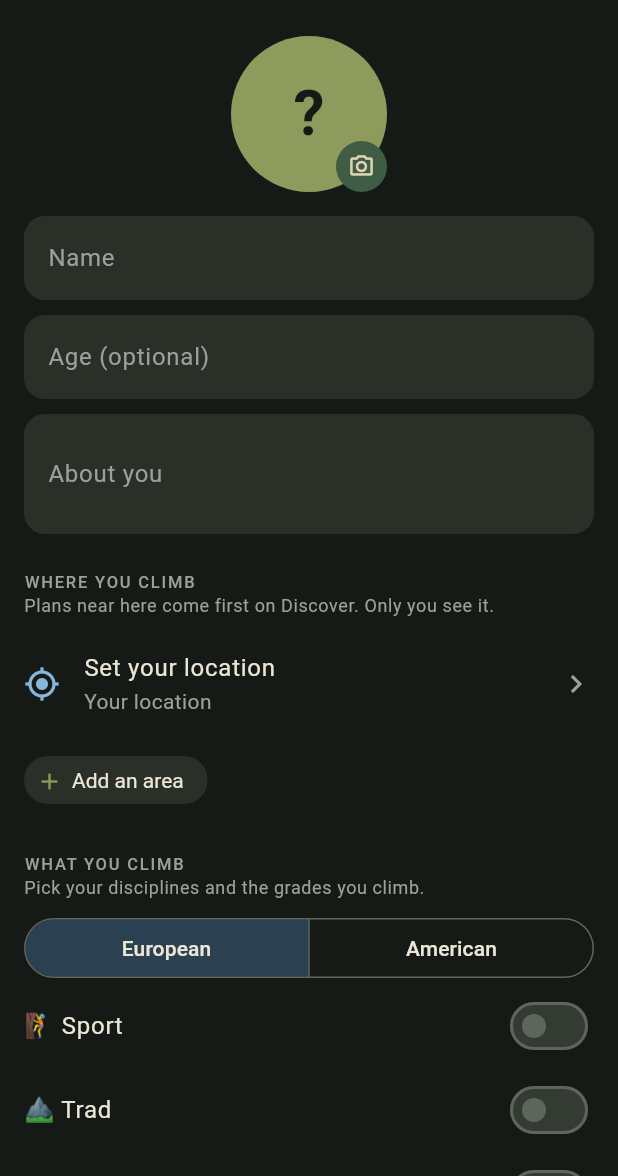
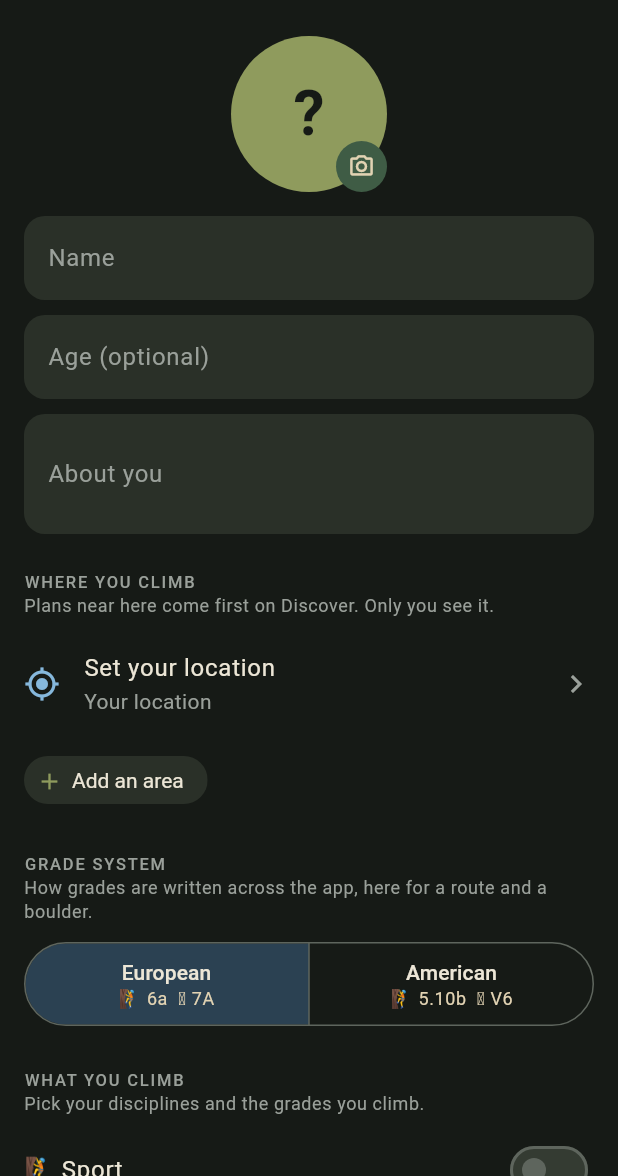
Before and after one commit to prodbytes/grigri, a Flutter app: the ProfileEditor screen opened directly, on a phone screen of 412 x 824 dp, the part 60-1236 px from its top. Run offline on Flutter 3.47's test engine with Material 3 defaults, Android fonts, the phone set to English and light mode, and no system bars; our stand-ins replace camera, flutter_secure_storage, geolocator, google_sign_in, image_picker, share_plus and 2 more; missing offline and left inert: dart:js_interop, google_sign_in_web, mqtt_client; accounts and stored records are empty; network calls fail.

Commit message:
Give the grade system its own profile section, with examples
The profile editor's European / American switch now sits under its own
"Grade system" heading, before "What you climb", and each option shows
the same route and boulder grade written its way (6a 7A, 5.10b V6).

Co-Authored-By: Claude Opus 5.5 <noreply@anthropic.com>

```diff
--- a/grigri_app/lib/l10n/app_ca.arb
+++ b/grigri_app/lib/l10n/app_ca.arb
@@ -78,6 +78,8 @@
   "ageLabel": "Edat (opcional)",
   "ageRange": "De {min} a {max}",
   "bioLabel": "Sobre tu",
+  "gradeSystem": "Sistema de graus",
+  "gradeSystemHint": "Com s'escriuen els graus a l'app, aquí per a una via i un bloc.",
   "whatYouClimb": "Què escales",
   "whatYouClimbHint": "Tria les teves disciplines i els graus que escales.",
   "gearYouCanBring": "Material que pots portar",
--- a/grigri_app/lib/l10n/app_de.arb
+++ b/grigri_app/lib/l10n/app_de.arb
@@ -78,6 +78,8 @@
   "ageLabel": "Alter (optional)",
   "ageRange": "{min} bis {max}",
   "bioLabel": "Über dich",
+  "gradeSystem": "Bewertungssystem",
+  "gradeSystemHint": "Wie Grade in der App geschrieben werden, hier für eine Route und einen Boulder.",
   "whatYouClimb": "Was du kletterst",
   "whatYouClimbHint": "Wähl deine Disziplinen und die Grade, die du kletterst.",
   "gearYouCanBring": "Ausrüstung, die du mitbringen kannst",
--- a/grigri_app/lib/l10n/app_en.arb
+++ b/grigri_app/lib/l10n/app_en.arb
@@ -370,6 +370,14 @@
   "@bioLabel": {
     "description": "Label of the free-text field about the user."
   },
+  "gradeSystem": "Grade system",
+  "@gradeSystem": {
+    "description": "Profile editor section heading (shown uppercased) above the European/American grade toggle."
+  },
+  "gradeSystemHint": "How grades are written across the app, here for a route and a boulder.",
+  "@gradeSystemHint": {
+    "description": "Hint under the \"Grade system\" heading; each option shows a route grade and a boulder grade as examples."
+  },
   "whatYouClimb": "What you climb",
   "@whatYouClimb": {
     "description": "Profile editor section heading (shown uppercased)."
--- a/grigri_app/lib/l10n/app_es.arb
+++ b/grigri_app/lib/l10n/app_es.arb
@@ -78,6 +78,8 @@
   "ageLabel": "Edad (opcional)",
   "ageRange": "De {min} a {max}",
   "bioLabel": "Sobre ti",
+  "gradeSystem": "Sistema de grados",
+  "gradeSystemHint": "Cómo se escriben los grados en la app, aquí para una vía y un bloque.",
   "whatYouClimb": "Qué escalas",
   "whatYouClimbHint": "Elige tus disciplinas y los grados que escalas.",
   "gearYouCanBring": "Material que puedes llevar",
--- a/grigri_app/lib/l10n/app_fr.arb
+++ b/grigri_app/lib/l10n/app_fr.arb
@@ -78,6 +78,8 @@
   "ageLabel": "Âge (facultatif)",
   "ageRange": "De {min} à {max}",
   "bioLabel": "À propos de toi",
+  "gradeSystem": "Système de cotation",
+  "gradeSystemHint": "Comment les cotations s'affichent dans l'app, ici pour une voie et un bloc.",
   "whatYouClimb": "Ce que tu grimpes",
   "whatYouClimbHint": "Choisis tes disciplines et les niveaux que tu grimpes.",
   "gearYouCanBring": "Matériel que tu peux apporter",
--- a/grigri_app/lib/l10n/app_localizations.dart
+++ b/grigri_app/lib/l10n/app_localizations.dart
@@ -574,6 +574,18 @@ abstract class AppLocalizations {
   /// **'About you'**
   String get bioLabel;
 
+  /// Profile editor section heading (shown uppercased) above the European/American grade toggle.
+  ///
+  /// In en, this message translates to:
+  /// **'Grade system'**
+  String get gradeSystem;
+
+  /// Hint under the "Grade system" heading; each option shows a route grade and a boulder grade as examples.
+  ///
+  /// In en, this message translates to:
+  /// **'How grades are written across the app, here for a route and a boulder.'**
+  String get gradeSystemHint;
+
   /// Profile editor section heading (shown uppercased).
   ///
   /// In en, this message translates to:
--- a/grigri_app/lib/l10n/app_localizations_en.dart
+++ b/grigri_app/lib/l10n/app_localizations_en.dart
@@ -267,6 +267,13 @@ class AppLocalizationsEn extends AppLocalizations {
 
   @override
   String get bioLabel => 'About you';
+
+  @override
+  String get gradeSystem => 'Grade system';
+
+  @override
+  String get gradeSystemHint =>
+      'How grades are written across the app, here for a route and a boulder.';
 
   @override
   String get whatYouClimb => 'What you climb';
--- a/grigri_app/lib/l10n/app_pt.arb
+++ b/grigri_app/lib/l10n/app_pt.arb
@@ -78,6 +78,8 @@
   "ageLabel": "Idade (opcional)",
   "ageRange": "De {min} a {max}",
   "bioLabel": "Sobre você",
+  "gradeSystem": "Sistema de graduação",
+  "gradeSystemHint": "Como os graus aparecem no app, aqui para uma via e um boulder.",
   "whatYouClimb": "O que você escala",
   "whatYouClimbHint": "Escolha suas modalidades e os graus que você escala.",
   "gearYouCanBring": "Equipamento que você pode levar",
--- a/grigri_app/lib/ui/common.dart
+++ b/grigri_app/lib/ui/common.dart
@@ -652,9 +652,22 @@ class EmptyState extends StatelessWidget {
 }
 
 /// European or American grades, like Celsius or Fahrenheit: switches how
-/// grades are written everywhere in the app.
+/// grades are written everywhere in the app. With [examples], each option
+/// also shows a route grade and a boulder grade written its way.
 class GradeSystemToggle extends StatelessWidget {
-  const GradeSystemToggle({super.key});
+  const GradeSystemToggle({super.key, this.examples = false});
+
+  final bool examples;
+
+  /// The same route and boulder grade in every system: 6a and 7A in
+  /// European grades, 5.10b and V6 in American ones.
+  static const _exampleRoute = 6;
+  static const _exampleBoulder = 7;
+
+  static String _examples(GradeSystem s) =>
+      '${Discipline.sport.emoji} ${GradeScale.routes.grades(s)[_exampleRoute]}'
+      '  ${Discipline.bouldering.emoji} '
+      '${GradeScale.boulders.grades(s)[_exampleBoulder]}';
 
   @override
   Widget build(BuildContext context) {
@@ -663,7 +676,23 @@ class GradeSystemToggle extends StatelessWidget {
       showSelectedIcon: false,
       segments: [
         for (final s in GradeSystem.values)
-          ButtonSegment(value: s, label: Text(s.label(context.l10n))),
+          ButtonSegment(
+            value: s,
+            label: examples
+                ? Padding(
+                    padding: const EdgeInsets.symmetric(vertical: 6),
+                    child: Column(
+                      children: [
+                        Text(s.label(context.l10n)),
+                        Text(
+                          _examples(s),
+                          style: Theme.of(context).textTheme.bodySmall,
+                        ),
+                      ],
+                    ),
+                  )
+                : Text(s.label(context.l10n)),
+          ),
       ],
       selected: {store.gradeSystem},
       onSelectionChanged: (s) => store.gradeSystem = s.single,
--- a/grigri_app/lib/ui/profile_editor.dart
+++ b/grigri_app/lib/ui/profile_editor.dart
@@ -30,9 +30,10 @@ Future<Uint8List?> pickPhoto(ImageSource source, double maxSide) async {
   return file?.readAsBytes();
 }
 
-/// Edits my profile: my photo, about me, the grades I climb per
-/// discipline, my gear with its photos, and where I climb (my location and
-/// other areas, private, which rank the Discover deck). When is for plans.
+/// Edits my profile: my photo, about me, how grades are written, the
+/// grades I climb per discipline, my gear with its photos, and where I
+/// climb (my location and other areas, private, which rank the Discover
+/// deck). When is for plans.
 /// My profile is made from my Google account at the first sign-in; this is
 /// where I fill in the rest.
 class ProfileEditor extends StatefulWidget {
@@ -308,8 +309,9 @@ class _ProfileEditorState extends State<ProfileEditor> {
                   ),
               ],
             ),
+            label(l.gradeSystem, l.gradeSystemHint),
+            const GradeSystemToggle(examples: true),
             label(l.whatYouClimb, l.whatYouClimbHint),
-            const GradeSystemToggle(),
             for (final d in Discipline.values) _levelEditor(d),
             label(l.gearYouCanBring, l.gearHint),
             Wrap(
```
Also changed, not shown: grigri_app/lib/l10n/app_localizations_ca.dart (+7 -0 lines), grigri_app/lib/l10n/app_localizations_de.dart (+7 -0 lines), grigri_app/lib/l10n/app_localizations_es.dart (+7 -0 lines), grigri_app/lib/l10n/app_localizations_fr.dart (+7 -0 lines), grigri_app/lib/l10n/app_localizations_pt.dart (+7 -0 lines), 3 other files.
